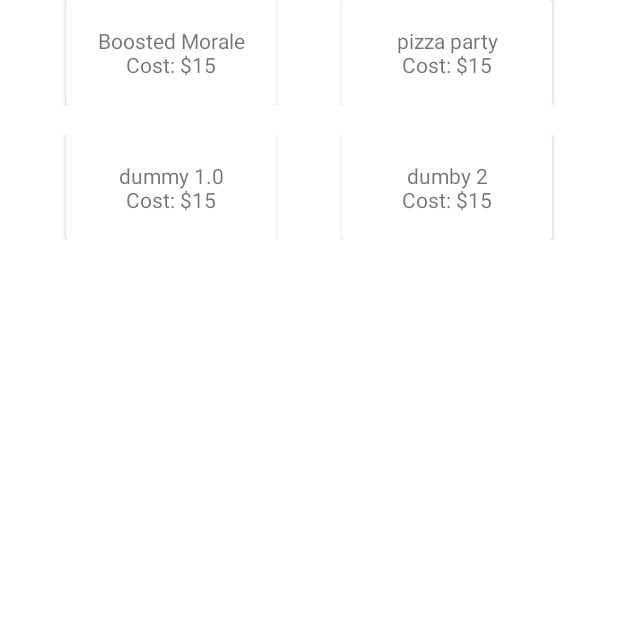
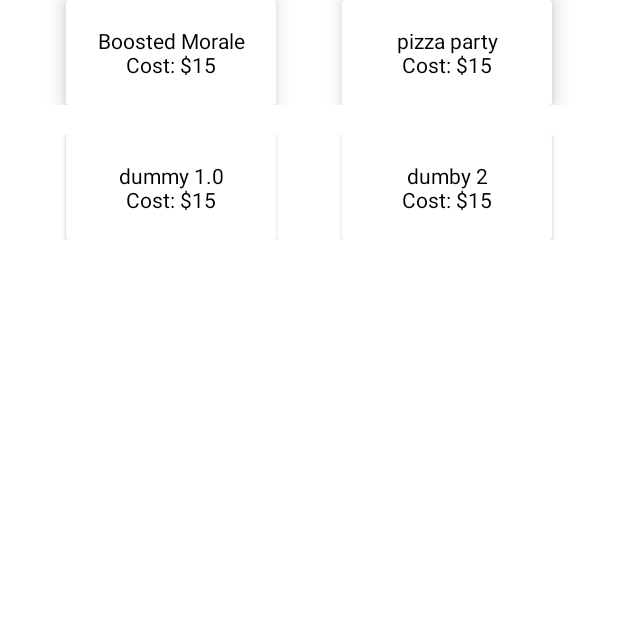
Before and after one commit to Juched/securityOperationsDefense, an Android app: the fragment BusAdvancementsFragment shown on its own in the app's theme, on a phone screen of 412 x 824 dp, the top half of it. Run offline under Robolectric (Android 15) with nearby library versions, the phone set to English and light mode, and no system bars.

Commit message:
added elevationt to business buttons

```diff
--- a/app/src/main/res/layout/fragment_bus_adv.xml
+++ b/app/src/main/res/layout/fragment_bus_adv.xml
@@ -22,16 +22,19 @@
             android:layout_width="140dp"
             android:layout_height="70dp"
             android:layout_gravity="center"
+            android:backgroundTint="@color/white"
             android:padding="10dp"
             app:layout_column="0"
             app:layout_row="0"
-            android:clickable="true">
+            android:clickable="true"
+            app:cardElevation="8dp">
 
             <TextView
                 android:id="@+id/upgradeOneName"
                 android:layout_width="match_parent"
                 android:layout_height="match_parent"
                 android:text="Boost employee morale"
+                android:textColor="@color/black"
                 android:gravity="center"/>
         </androidx.cardview.widget.CardView>
         <Space
@@ -42,15 +45,18 @@
         <androidx.cardview.widget.CardView
             android:layout_width="140dp"
             android:layout_height="70dp"
+            android:backgroundTint="@color/white"
             android:clickable="true"
             android:layout_gravity="center"
-            android:padding="10dp">
+            android:padding="10dp"
+            app:cardElevation="8dp">
 
             <TextView
                 android:id="@+id/upgradeTwoName"
                 android:layout_width="match_parent"
                 android:layout_height="match_parent"
                 android:text="Boost employee morale"
+                android:textColor="@color/black"
                 android:gravity="center"/>
         </androidx.cardview.widget.CardView>
         <Space
@@ -76,6 +82,7 @@
             android:layout_width="140dp"
             android:layout_height="70dp"
             android:clickable="true"
+            android:backgroundTint="@color/white"
             android:layout_gravity="center"
             android:padding="10dp"
             >
@@ -85,6 +92,7 @@
                 android:layout_width="match_parent"
                 android:layout_height="match_parent"
                 android:text="Boost employee morale"
+                android:textColor="@color/black"
                 android:gravity="center"/>
         </androidx.cardview.widget.CardView>
         <Space
@@ -95,6 +103,7 @@
             android:layout_width="140dp"
             android:layout_height="70dp"
             android:layout_gravity="center"
+            android:backgroundTint="@color/white"
             android:clickable="true"
             android:padding="10dp">
 
@@ -103,6 +112,7 @@
                 android:layout_width="match_parent"
                 android:layout_height="match_parent"
                 android:text="Boost employee morale"
+                android:textColor="@color/black"
                 android:gravity="center"/>
         </androidx.cardview.widget.CardView>
         <Space
```
